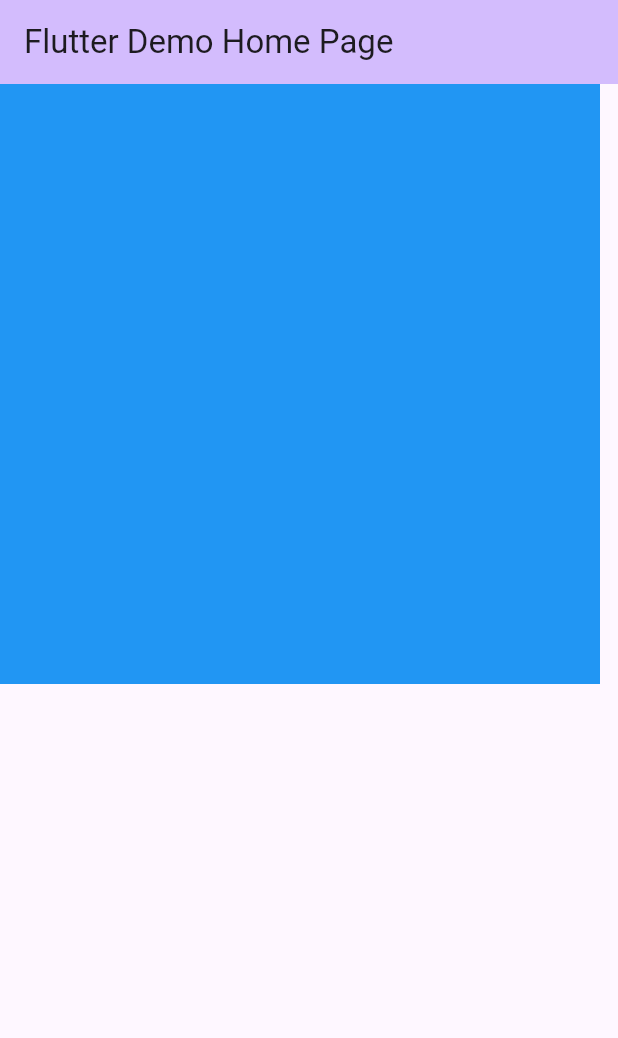
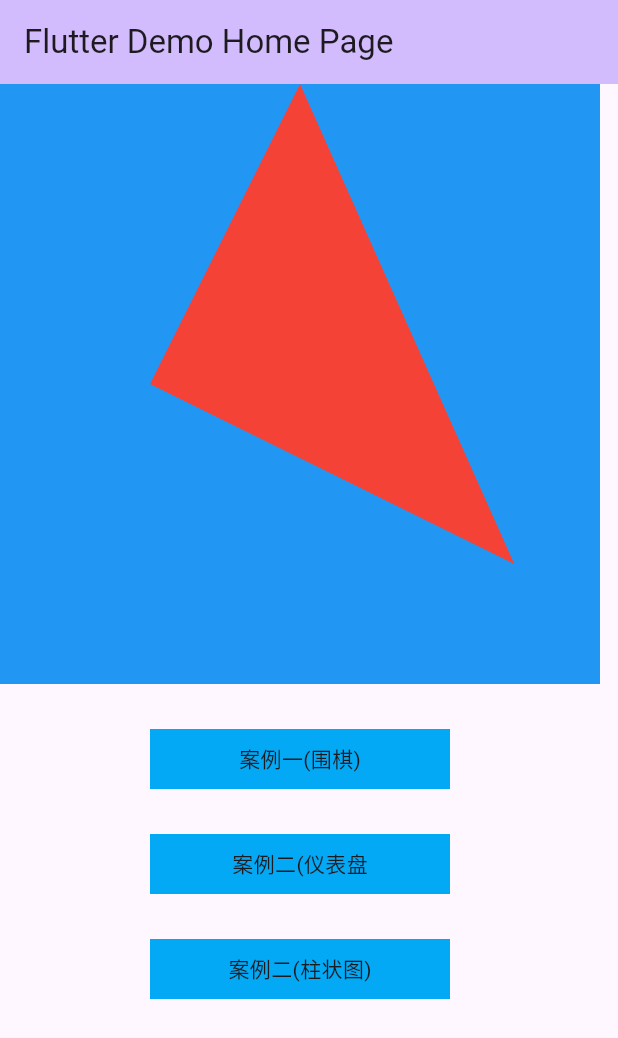
Before and after one commit to StanleyCocos/flutter_custom_paint, a Flutter app: the screen it shows after launch, on a phone screen of 412 x 824 dp. Shown: the top 1038 px of the screen. Run offline on Flutter 3.47's test engine with Material 3 defaults, Android fonts, the phone set to English and light mode, and no system bars.

Commit message:
添加案例  围棋自定义渲染

```diff
--- a/lib/main.dart
+++ b/lib/main.dart
@@ -1,6 +1,7 @@
 import 'dart:ui';
 
 import 'package:flutter/material.dart';
+import 'package:flutter_custom_paint/go_canvas_page.dart';
 
 void main() {
   runApp(const MyApp());
@@ -55,6 +56,46 @@ class _MyHomePageState extends State<MyHomePage> {
               isComplex: true,
               willChange: false,
               // child: ,
+            ),
+          ),
+          SizedBox(height: 30),
+          GestureDetector(
+            onTap: (){
+              Navigator.push(context, MaterialPageRoute(builder: (_) => const GoCanvasPage()));
+            },
+            child: Container(
+              width: 200,
+              height: 40,
+              color: Colors.lightBlue,
+              alignment: Alignment.center,
+              child: Text("案例一(围棋)"),
+            ),
+          ),
+
+          SizedBox(height: 30),
+          GestureDetector(
+            onTap: (){
+
+            },
+            child: Container(
+              width: 200,
+              height: 40,
+              color: Colors.lightBlue,
+              alignment: Alignment.center,
+              child: Text("案例二(仪表盘"),
+            ),
+          ),
+          SizedBox(height: 30),
+          GestureDetector(
+            onTap: (){
+
+            },
+            child: Container(
+              width: 200,
+              height: 40,
+              color: Colors.lightBlue,
+              alignment: Alignment.center,
+              child: Text("案例二(柱状图)"),
             ),
           ),
         ],
@@ -120,7 +161,7 @@ class MyCustomPainter extends CustomPainter {
     // _drawLine(canvas, size);
     // _drawOval(canvas, size);
     // _drawPaint(canvas, size);
-    // _drawPath(canvas, size);
+    _drawPath(canvas, size);
   }
 
   @override
@@ -320,15 +361,15 @@ class MyCustomPainter extends CustomPainter {
 //     canvas.drawPath(path, p);
 
 
-    Path path = Path()..moveTo(size.width / 2, 200);
-    path.lineTo(size.width / 4, 500);
+    Path path = Path()..moveTo(size.width / 2, 0);
+    path.lineTo(size.width / 4, 200);
     path.lineTo(size.width / 7 * 6, 320);
-    path.lineTo(size.width / 7, 320);
-    path.lineTo(size.width / 4 * 3, 500);
-    path.close();
+    // path.lineTo(size.width / 7, 320);
+    // path.lineTo(size.width / 4 * 3, 500);
+    // path.close();
 // 默认值
-//     path.fillType = PathFillType.nonZero;
-    path.fillType = PathFillType.evenOdd;
+    path.fillType = PathFillType.nonZero;
+    // path.fillType = PathFillType.evenOdd;
     canvas.drawPath(path, p);
   }
 }
```
Also changed, not shown: lib/go_canvas_page.dart (added, +189 -0 lines).
